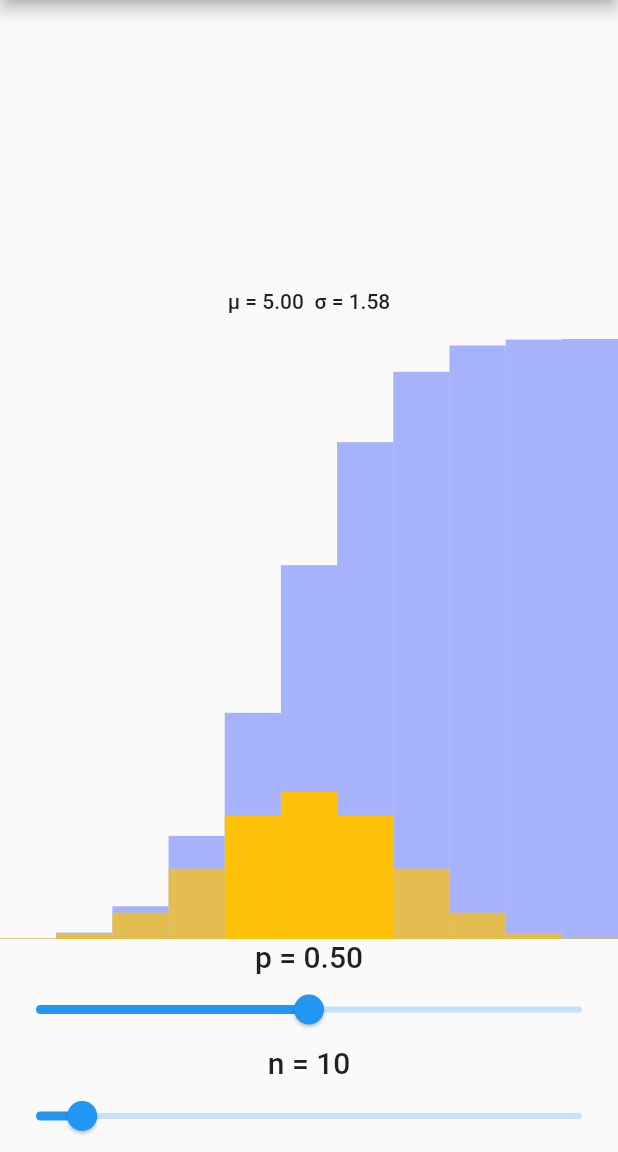
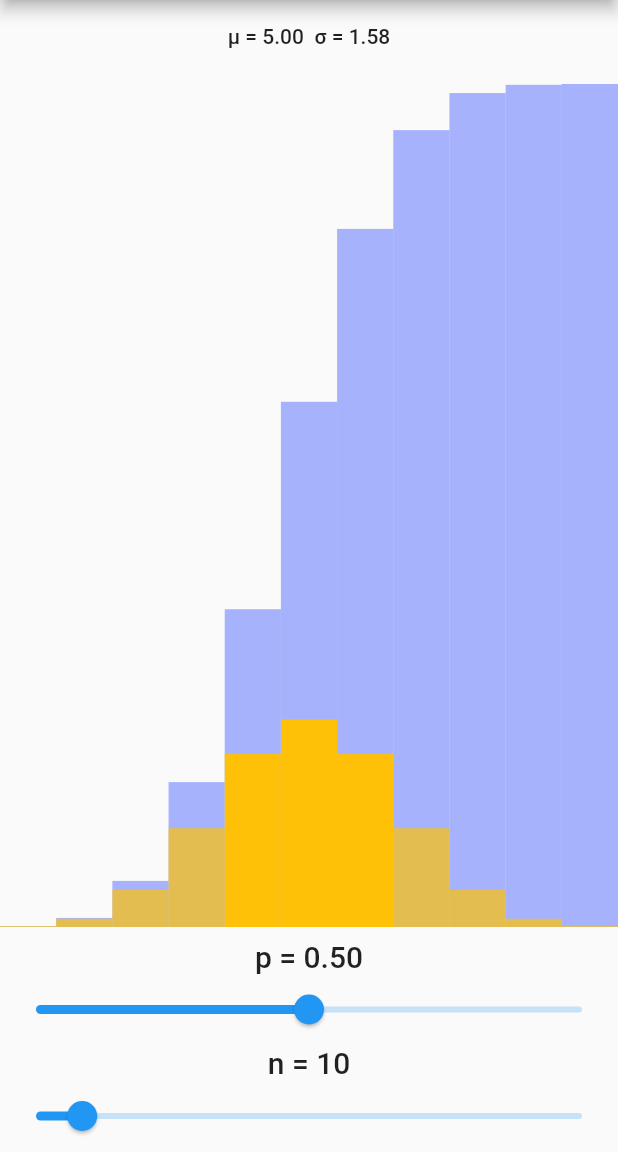
Before and after one commit to berdroid/flutter_binomial, a Flutter app: the screen it shows after launch, on a phone screen of 412 x 824 dp, the part 84-1236 px from its top. Run offline on Flutter 3.47's test engine with Material 2 defaults, Android fonts, the phone set to English and light mode, and no system bars.

Commit message:
Adapt histogram height to available screen space using Flexible() and FractionalSizedBox()

```diff
--- a/lib/main.dart
+++ b/lib/main.dart
@@ -73,16 +73,18 @@ class _MyHomePageState extends State<MyHomePage> {
       body: Column(
         mainAxisAlignment: MainAxisAlignment.end,
         children: <Widget>[
-          Container(
-            height: 50,
-            child: Center(
+          Padding(
+            padding: const EdgeInsets.symmetric(vertical: 16.0),
             child: Text(
               'µ = ${mu.toStringAsFixed(2)}  σ = ${sigma.toStringAsFixed(2)}',
               style: Theme.of(context).textTheme.bodyText1,
             ),
           ),
-          ),
-          Stack(
+          Flexible(
+            fit: FlexFit.tight,
+            child: Padding(
+              padding: const EdgeInsets.symmetric(vertical: 8.0),
+              child: Stack(
                 alignment: AlignmentDirectional.bottomCenter,
                 children: [
                   Row(
@@ -90,11 +92,12 @@ class _MyHomePageState extends State<MyHomePage> {
                     mainAxisSize: MainAxisSize.max,
                     crossAxisAlignment: CrossAxisAlignment.end,
                     children: cd
-                    .map((e) => Expanded(
+                        .map((e) => Flexible(
+                            child: FractionallySizedBox(
+                                heightFactor: e,
                                 child: Container(
-                          height: 400 * e,
                                   color: Colors.indigoAccent[200].withOpacity(0.5),
-                        )))
+                                ))))
                         .toList(),
                   ),
                   Row(
@@ -104,14 +107,17 @@ class _MyHomePageState extends State<MyHomePage> {
                     children: pd
                         .asMap()
                         .entries
-                    .map((e) => Expanded(
+                        .map((e) => Flexible(
+                            child: FractionallySizedBox(
+                                heightFactor: e.value,
                                 child: Container(
-                          height: 400 * e.value,
                                   color: inSigma(e.key) ? Colors.amber : Colors.amber.withOpacity(0.7),
-                        )))
+                                ))))
                         .toList(),
                   ),
                 ],
+              ),
+            ),
           ),
           Text(
             'p = ${_p.toStringAsFixed(2)}',
```
Lines whose indentation alone changed are shown as unchanged.
